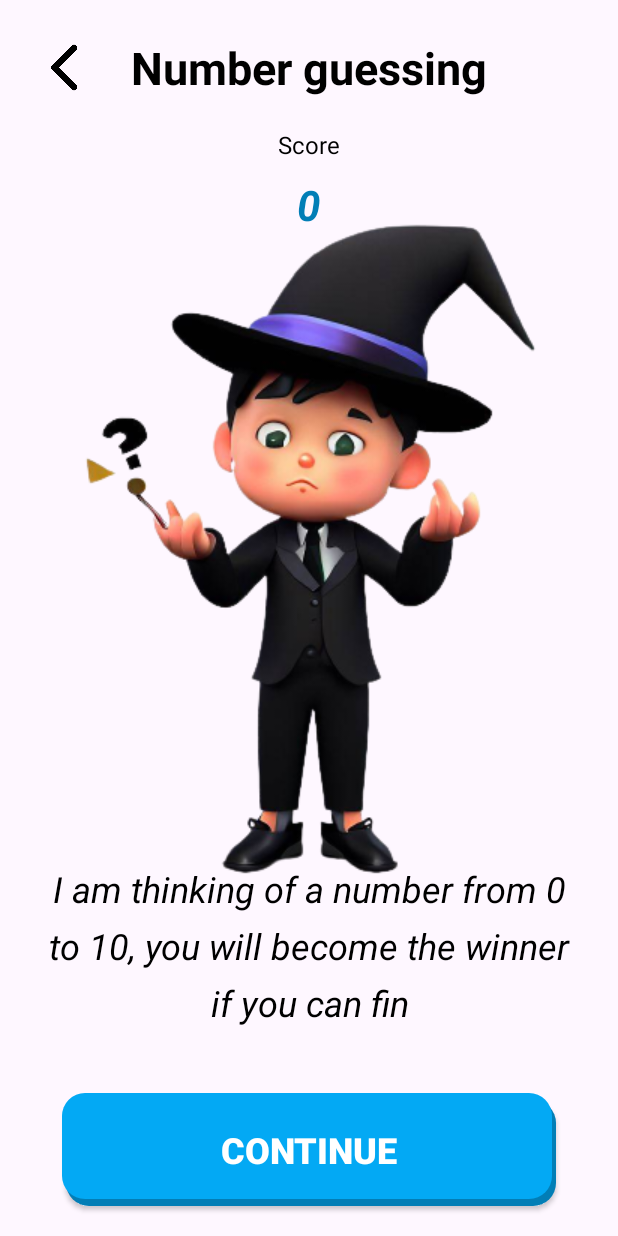
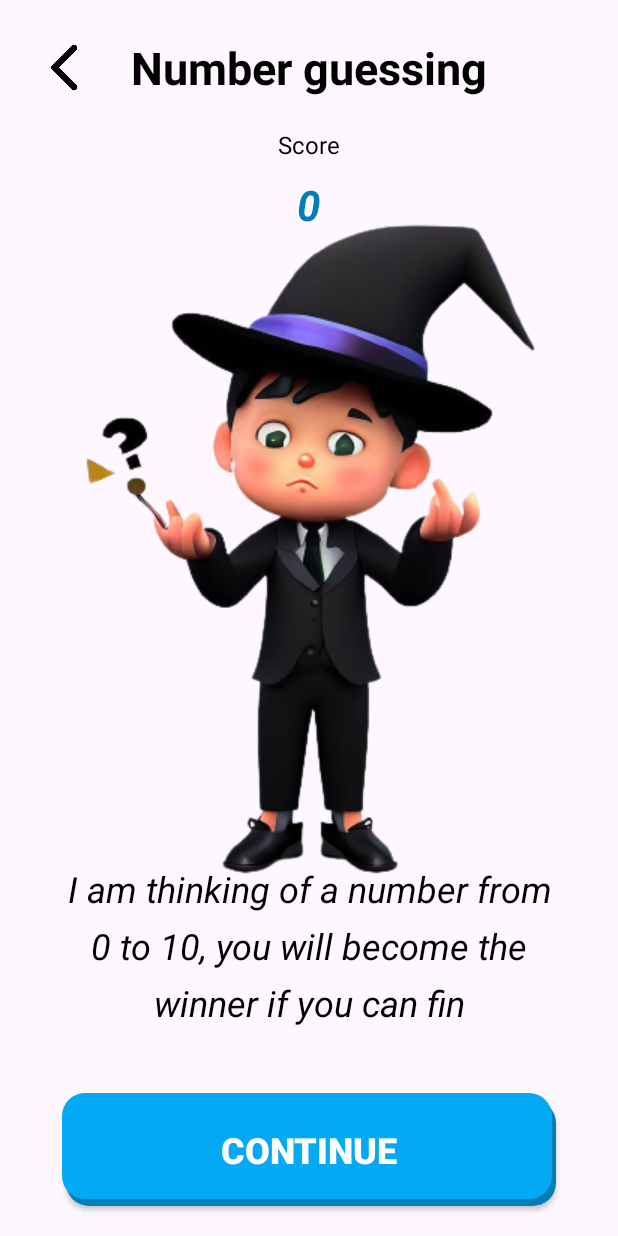
Before and after one commit to tranbaoanhh27/brain-game, an Android app: the NumberGuessingGameActivity screen opened directly, with no data from a screen before it, after a tap on "START", on a phone screen of 412 x 824 dp. Run offline under Robolectric (Android 15) with nearby library versions, the phone set to English and light mode, and no system bars.

Commit message:
Fix some UI bugs, add App Bundle version 1.0.0

```diff
--- a/app/build.gradle
+++ b/app/build.gradle
@@ -11,7 +11,7 @@ android {
         minSdk 26
         targetSdk 33
         versionCode 1
-        versionName "1.0"
+        versionName "1.0.0"
 
         testInstrumentationRunner "androidx.test.runner.AndroidJUnitRunner"
     }
--- a/app/src/main/res/layout/activity_game_result.xml
+++ b/app/src/main/res/layout/activity_game_result.xml
@@ -27,8 +27,7 @@
         app:layout_constraintTop_toTopOf="parent"
         app:layout_constraintBottom_toBottomOf="parent"
         app:layout_constraintStart_toStartOf="parent"
-        app:layout_constraintEnd_toEndOf="parent"
-        app:layout_constraintWidth_percent="0.8">
+        app:layout_constraintEnd_toEndOf="parent">
 
         <TextView
             android:id="@+id/game_result_your_score_label"
@@ -38,6 +37,7 @@
             android:textSize="40sp"
             android:textStyle="bold|italic"
             android:textColor="@color/black"
+            android:paddingHorizontal="10dp"
             android:layout_marginTop="20dp" />
 
         <TextView
@@ -47,6 +47,7 @@
             android:textStyle="bold|italic"
             android:textColor="@color/primary_color_darker"
             android:layout_marginTop="20dp"
+            android:paddingHorizontal="10dp"
             android:layout_width="wrap_content"
             android:layout_height="wrap_content" />
 
@@ -60,6 +61,7 @@
             android:textSize="20sp"
             android:layout_marginTop="20dp"
             android:textAlignment="center"
+            android:paddingHorizontal="5dp"
             app:layout_constraintTop_toBottomOf="@id/game_result_your_score"
             app:layout_constraintEnd_toEndOf="parent"
             app:layout_constraintStart_toStartOf="parent" />
--- a/app/src/main/res/layout/activity_number_guessing_game.xml
+++ b/app/src/main/res/layout/activity_number_guessing_game.xml
@@ -57,6 +57,7 @@
             android:textSize="28sp"
             android:textStyle="bold|italic"
             android:textColor="@color/primary_color_darker"
+            android:paddingHorizontal="10dp"
             android:layout_width="wrap_content"
             android:layout_height="wrap_content"
             android:layout_marginTop="10dp"/>
@@ -88,6 +89,7 @@
         android:textSize="24sp"
         android:text="@string/hello"
         android:textStyle="italic"
+        android:paddingHorizontal="5dp"
         app:layout_constraintTop_toBottomOf="@id/number_guessing_game_magician"
         app:layout_constraintBottom_toTopOf="@id/number_guessing_game_number_edit_text"
         app:layout_constraintStart_toStartOf="parent"
```
Also changed, not shown: 2 other files.
